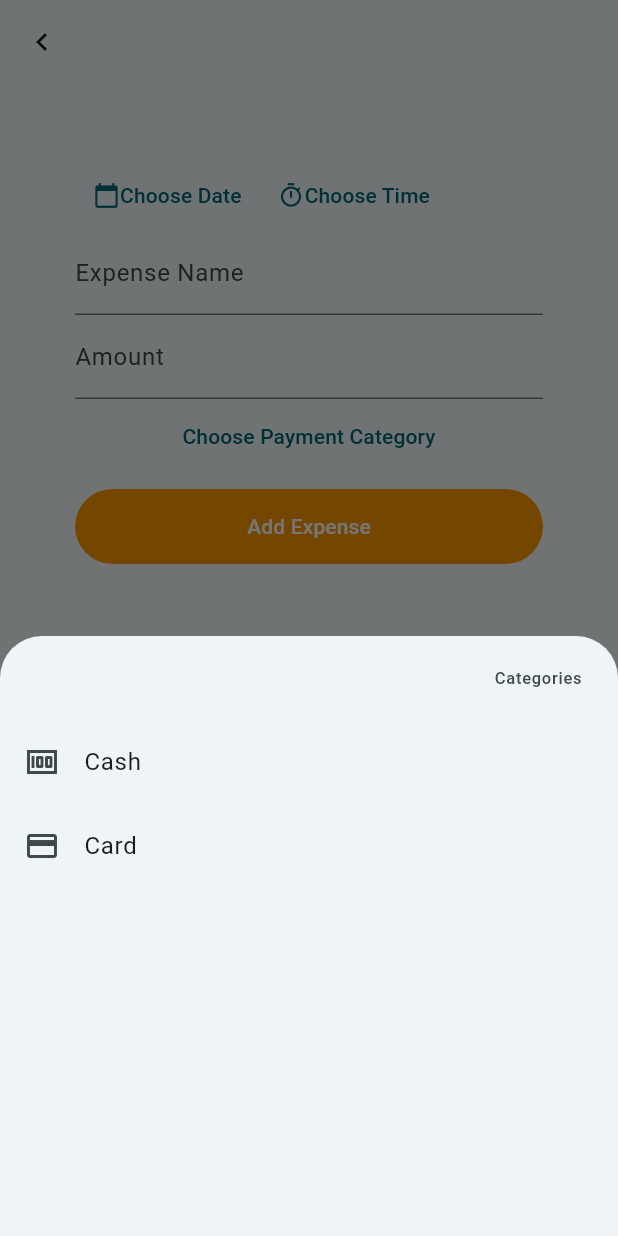
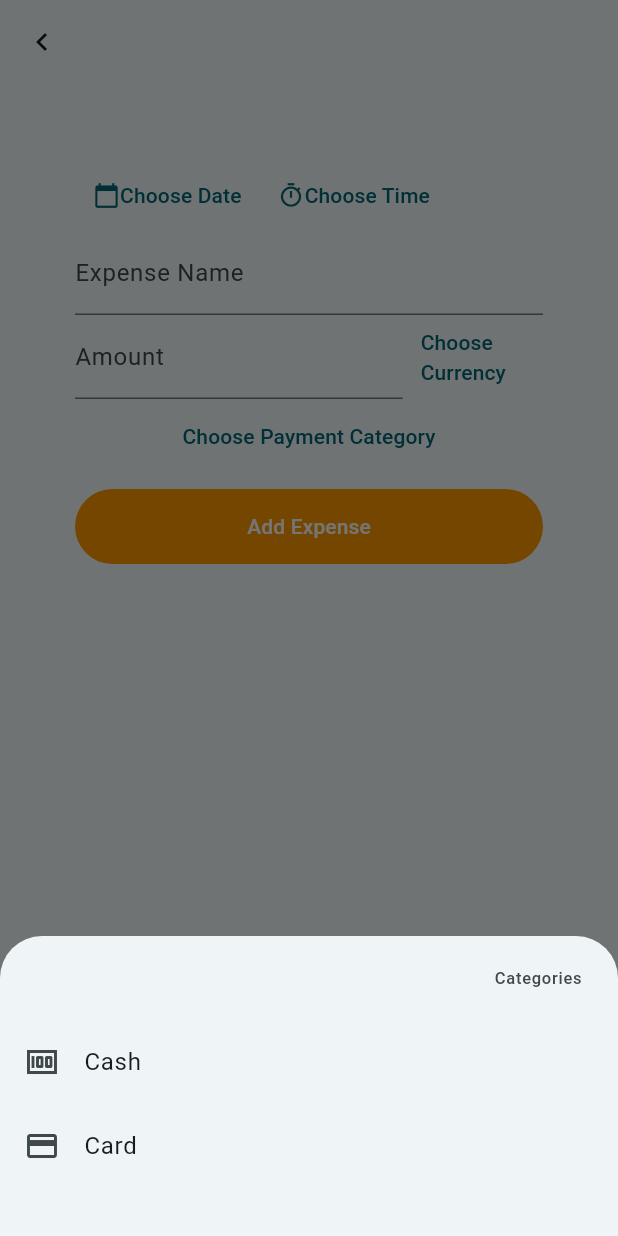
Before and after one commit to am1996/Expenso, a Flutter app: the Add screen opened by its route, after a tap on "Choose Payment Category", on a phone screen of 412 x 824 dp. Run offline on Flutter 3.47's test engine with Material 3 defaults, Android fonts, the phone set to English and light mode, and no system bars; our stand-ins replace get, sqflite; accounts and stored records are empty.

Commit message:
adding the third button

```diff
--- a/lib/models/expense.dart
+++ b/lib/models/expense.dart
@@ -1,22 +1,50 @@
 // ignore: file_names
+import 'package:intl/intl.dart';
+
 class Expense {
   int id;
-  String title;
-  double expense;
+  String name;
+  double amount;
+  String currency;
+  String paymentMethod;
+  String date;
+  String time;
   DateTime createdAt;
+
   Expense({
     required this.id,
-    required this.title,
-    required this.expense,
+    required this.name,
+    required this.amount,
+    required this.currency,
+    required this.paymentMethod,
+    required this.date,
+    required this.time,
     required this.createdAt,
   });
 
   Map<String, Object> toMap() {
     return {
       "id": id,
-      "title": title,
-      "expense": expense,
+      "name": name,
+      "amount": amount,
+      "currency": currency,
+      "paymentMethod": paymentMethod,
+      "date": date,
+      "time": time,
       "created_at": createdAt.toString(),
     };
   }
+
+  Expense fromMap(Map<String, Object> data) {
+    return Expense(
+      id: data["id"] as int,
+      name: data["name"] as String,
+      amount: data["amount"] as double,
+      currency: data["currency"] as String,
+      paymentMethod: data["paymentMethod"] as String,
+      date: data["date"] as String,
+      time: data["time"] as String,
+      createdAt: DateFormat("yyyy-MM-dd").parse(data["created_at"] as String),
+    );
+  }
 }
--- a/lib/pages/add.dart
+++ b/lib/pages/add.dart
@@ -6,6 +6,7 @@ class Add extends StatelessWidget {
   final RxString time = "Choose Time".obs;
   final RxString date = "Choose Date".obs;
   final RxString paymentCategory = "Choose Payment Category".obs;
+  final RxString unit = "Choose Currency".obs;
 
   Add({super.key});
 
@@ -75,18 +76,35 @@ class Add extends StatelessWidget {
               const TextField(
                 decoration: InputDecoration(labelText: "Expense Name"),
               ),
-              const TextField(
-                decoration: InputDecoration(labelText: "Amount"),
+              Row(
+                children: [
+                  const Expanded(
+                    flex: 7,
+                    child: TextField(
+                        decoration: InputDecoration(labelText: "Amount")),
+                  ),
+                  Expanded(
+                    flex: 3,
+                    child: TextButton(
+                      onPressed: () {
+                        _showBottomSheetToChooseCurrency(context);
+                      },
+                      style: TextButton.styleFrom(
+                          shape: const RoundedRectangleBorder(
+                              borderRadius: BorderRadius.zero)),
+                      child: Obx(() => Text(unit.value)),
+                    ),
+                  )
+                ],
               ),
               TextButton(
                 onPressed: () {
-                  _showBottomSheet(context);
+                  _showBottomSheetToChoosePaymentMethod(context);
                 },
                 style: TextButton.styleFrom(
-                  minimumSize: const Size(double.infinity, 50),
-                  shape: const ContinuousRectangleBorder(
-                      side: BorderSide(color: Color.fromARGB(0, 0, 0, 0))),
-                ),
+                    minimumSize: const Size(double.infinity, 50),
+                    shape: const RoundedRectangleBorder(
+                        borderRadius: BorderRadius.zero)),
                 child: Obx(() => Text(paymentCategory.value)),
               ),
               const SizedBox(width: 10, height: 10),
@@ -112,12 +130,35 @@ class Add extends StatelessWidget {
     time.value = formatTimeOfDay(tod as TimeOfDay);
   }
 
-  void _showBottomSheet(BuildContext context) {
+  void _showBottomSheetToChooseCurrency(BuildContext context) {
     showModalBottomSheet(
         context: context,
         builder: (BuildContext builder) {
           return SizedBox(
-            height: 400,
+            height: 200,
+            width: double.infinity,
+            child: ListView(
+              shrinkWrap: true,
+              children: <Widget>[
+                const ListTile(
+                  trailing: Text("Currency"),
+                ),
+                ListTile(
+                  trailing: const Icon(Icons.abc),
+                  onTap: () {},
+                )
+              ],
+            ),
+          );
+        });
+  }
+
+  void _showBottomSheetToChoosePaymentMethod(BuildContext context) {
+    showModalBottomSheet(
+        context: context,
+        builder: (BuildContext builder) {
+          return SizedBox(
+            height: 200,
             width: double.infinity,
             child: ListView(
               shrinkWrap: true,
```
